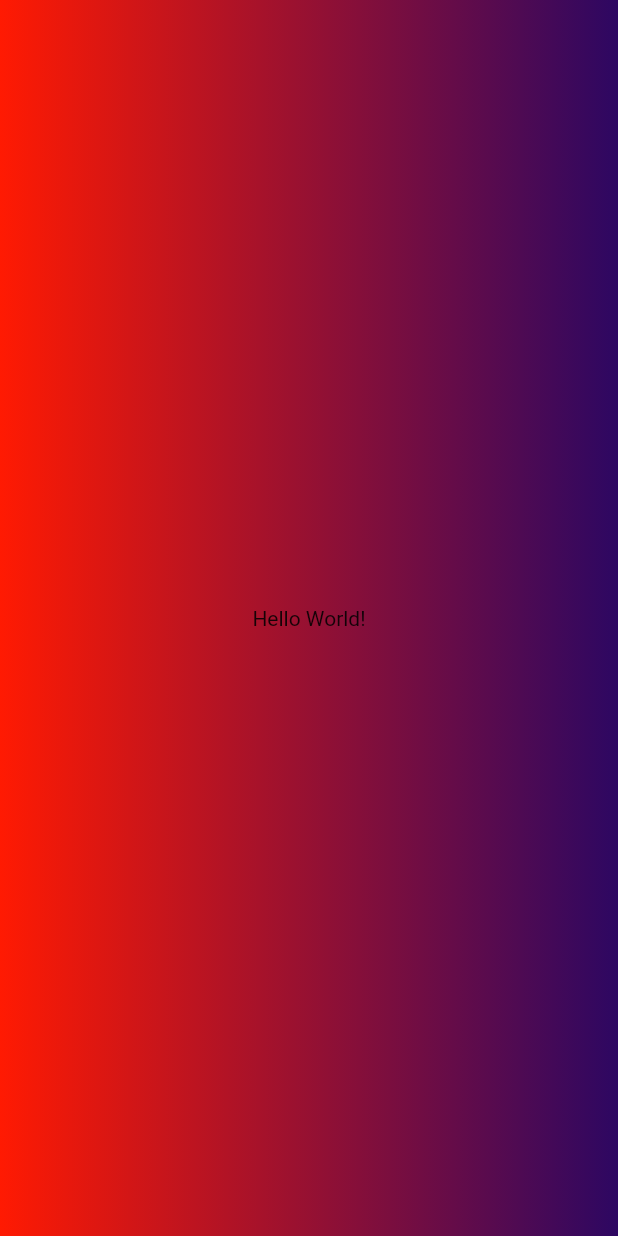
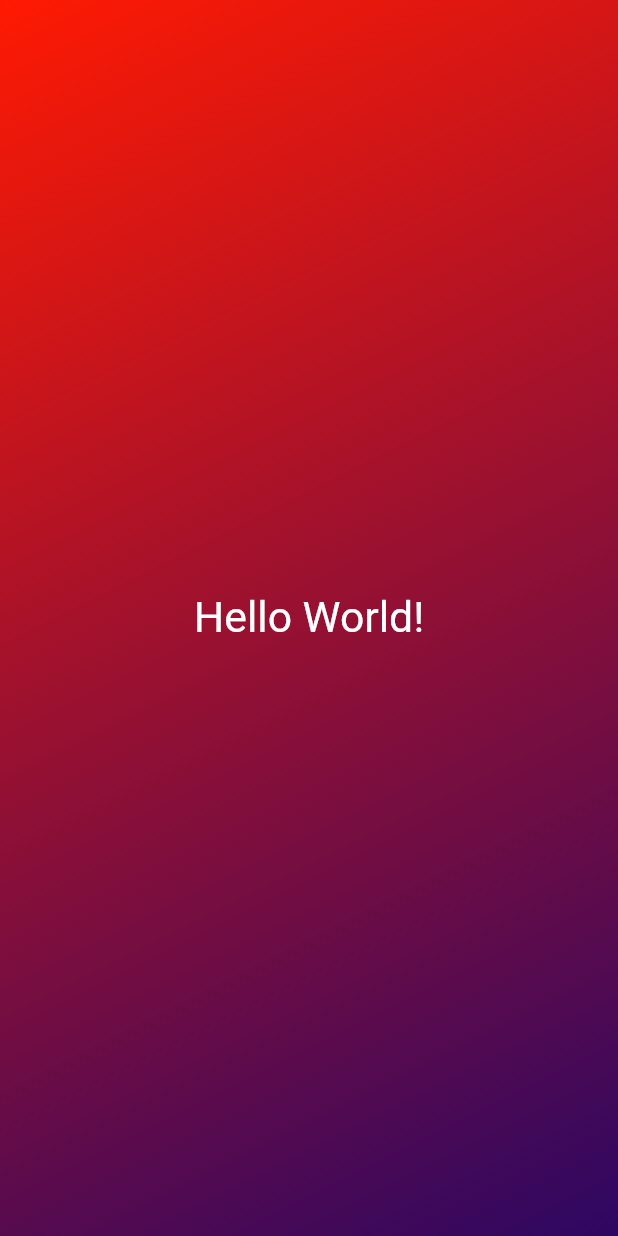
Before and after one commit to nawhgnues/Flutter, a Flutter app: the screen it shows after launch, on a phone screen of 412 x 824 dp. Run offline on Flutter 3.47's test engine with Material 2 defaults, Android fonts, the phone set to English and light mode, and no system bars.

```diff
--- a/roll_dice_app/lib/main.dart
+++ b/roll_dice_app/lib/main.dart
@@ -6,20 +6,27 @@ void main() {
   runApp(
     MaterialApp(
       home: Scaffold(
-        body: Container(
-          decoration: const BoxDecoration(
-            gradient: LinearGradient(
-              colors: [
-                Color.fromRGBO(255, 26, 2, 80),
-                Color.fromARGB(255, 45, 7, 98),
-              ],
-            ),
-          ),
-          child: const Center(
-            child: Text("Hello World!"),
-          ),
-        ),
+        body: GradientContainer(),
       ),
     ),
   );
 }
+
+class GradientContainer extends StatelessWidget {
+  Widget build(context) {
+    return Container(
+      decoration: const BoxDecoration(
+        gradient: LinearGradient(colors: [
+          Color.fromRGBO(255, 26, 2, 80),
+          Color.fromARGB(255, 45, 7, 98),
+        ], begin: Alignment.topLeft, end: Alignment.bottomRight),
+      ),
+      child: const Center(
+        child: Text(
+          "Hello World!",
+          style: TextStyle(fontSize: 28.5, color: Colors.white),
+        ),
+      ),
+    );
+  }
+}
```
Also changed, not shown: 132 other files.
